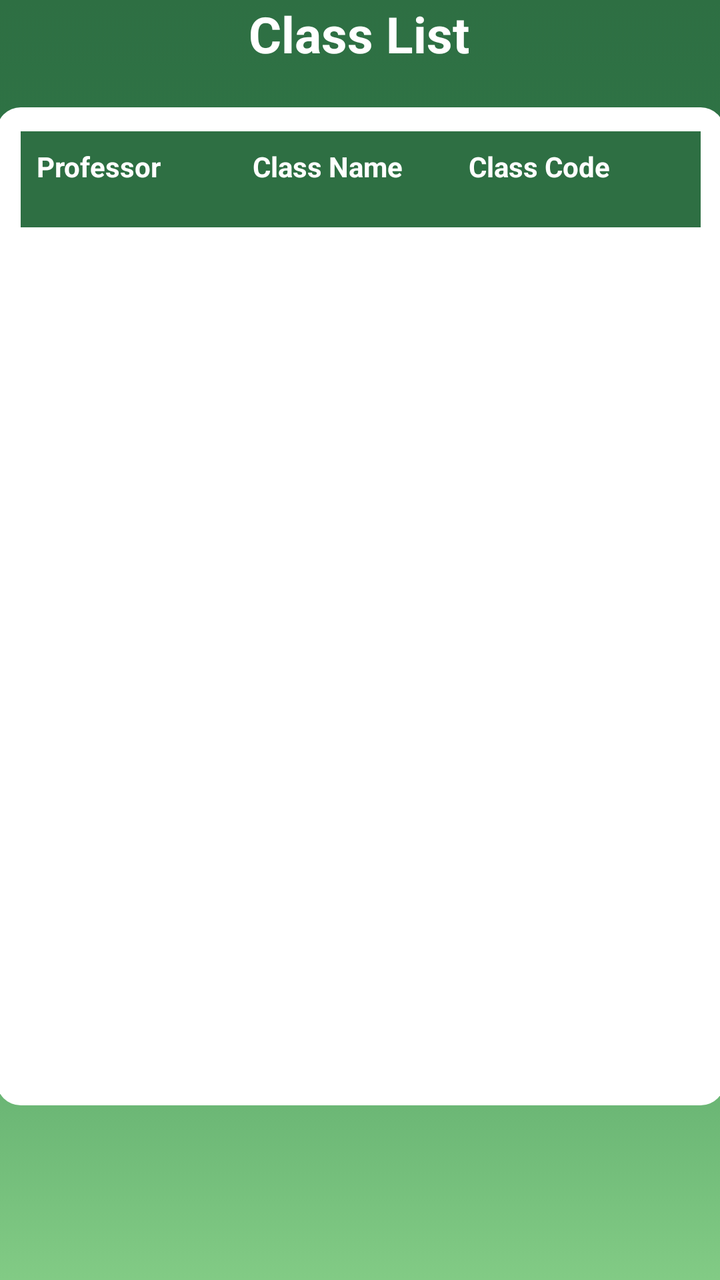
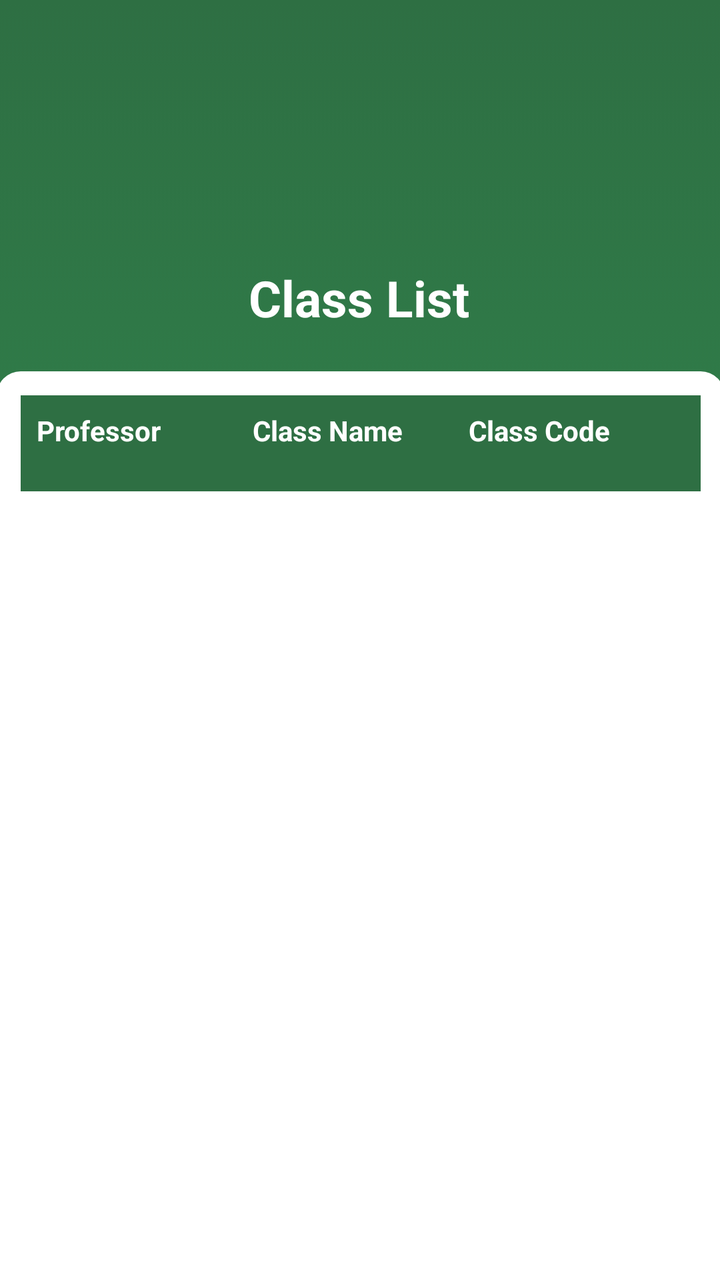

Screens rendered from an Android XML layout before and after an edit, with the pre-edit source and the edit as a unified diff.
<!-- AndroidManifest.xml: application theme Theme.RFID -->
<!-- res/layout/fragment_class.xml -->
<?xml version="1.0" encoding="utf-8"?>
<androidx.constraintlayout.widget.ConstraintLayout
    xmlns:android="http://schemas.android.com/apk/res/android"
    xmlns:app="http://schemas.android.com/apk/res-auto"
    xmlns:tools="http://schemas.android.com/tools"
    android:layout_width="match_parent"
    android:layout_height="match_parent"
    android:background="@drawable/gradient_background"
    tools:context=".main_app.ClassFragment">

    <TextView
        android:id="@+id/textView30"
        android:layout_width="wrap_content"
        android:layout_height="wrap_content"
        android:text="Class List"
        android:textColor="@color/white"
        android:textSize="25sp"
        android:textStyle="bold"
        app:layout_constraintEnd_toEndOf="parent"
        app:layout_constraintHorizontal_bias="0.498"
        app:layout_constraintStart_toStartOf="parent"
        tools:layout_editor_absoluteY="132dp"
        tools:ignore="MissingConstraints" />

    <LinearLayout
        android:id="@+id/linearLayout10"
        android:layout_width="364dp"
        android:layout_height="499dp"
        android:layout_margin="20dp"
        android:layout_marginStart="27dp"
        android:layout_marginTop="100dp"
        android:layout_marginEnd="24dp"
        android:background="@drawable/rounded_white_bg"
        android:orientation="vertical"
        android:padding="12dp"
        app:layout_constraintEnd_toEndOf="parent"
        app:layout_constraintStart_toStartOf="parent"
        app:layout_constraintTop_toBottomOf="@+id/textView30">

        
        <LinearLayout
            android:layout_width="match_parent"
            android:layout_height="48dp"
            android:background="@color/green"
            android:orientation="horizontal"
            android:padding="8dp">

            <TextView
                android:layout_width="0dp"
                android:layout_height="wrap_content"
                android:layout_weight="1"
                android:text="Professor"
                android:textColor="#FFFFFF"
                android:textStyle="bold" />

            <TextView
                android:layout_width="0dp"
                android:layout_height="wrap_content"
                android:layout_weight="1"
                android:text="Class Name"
                android:textColor="#FFFFFF"
                android:textStyle="bold" />

            <TextView
                android:layout_width="0dp"
                android:layout_height="wrap_content"
                android:layout_weight="1"
                android:text="Class Code"
                android:textColor="#FFFFFF"
                android:textStyle="bold" />
        </LinearLayout>

        
        <ScrollView
            android:layout_width="match_parent"
            android:layout_height="match_parent"
            android:paddingTop="8dp">

            <LinearLayout
                android:id="@+id/class_list_container"
                android:layout_width="match_parent"
                android:layout_height="wrap_content"
                android:orientation="vertical">

                
                <LinearLayout
                    android:id="@+id/sample_row"
                    android:layout_width="match_parent"
                    android:layout_height="wrap_content"
                    android:orientation="horizontal"
                    android:paddingVertical="12dp"
                    android:visibility="gone">

                    <TextView
                        android:id="@+id/template_prof"
                        android:layout_width="0dp"
                        android:layout_height="wrap_content"
                        android:layout_weight="1"
                        android:text="Professor"
                        android:textColor="#333" />

                    <TextView
                        android:id="@+id/template_classname"
                        android:layout_width="0dp"
                        android:layout_height="wrap_content"
                        android:layout_weight="1"
                        android:text="Sample Class"
                        android:textColor="#333" />

                    <TextView
                        android:id="@+id/template_classcode"
                        android:layout_width="0dp"
                        android:layout_height="wrap_content"
                        android:layout_weight="1"
                        android:text="CLASS123"
                        android:textColor="#333" />
                </LinearLayout>

            </LinearLayout>

        </ScrollView>

    </LinearLayout>

</androidx.constraintlayout.widget.ConstraintLayout>
<!-- resources referenced by this layout -->
<resources>
  <color name="green">#2E6F43</color>
  <color name="white">#FFFFFFFF</color>
  <!-- drawable gradient_background (drawable) -->
  <?xml version="1.0" encoding="utf-8"?>
  <selector xmlns:android="http://schemas.android.com/apk/res/android">
      <item>
          <shape>
              <gradient
                  android:angle="15"
                  android:startColor="#2E6F43"
                  android:centerColor="#30814B"
                  android:endColor="#82CB85"
                  android:type="linear"
                  />
          </shape>
      </item>
  
  </selector>
  <!-- drawable rounded_white_bg (drawable) -->
  <shape xmlns:android="http://schemas.android.com/apk/res/android">
      <solid android:color="#FFFFFF" />
      <corners android:radius="12dp" />
      <padding android:left="8dp" android:top="8dp" android:right="8dp" android:bottom="8dp"/>
  </shape>
  <style name="Theme.RFID" parent="Base.Theme.RFID" />
  <style name="Base.Theme.RFID" parent="Theme.AppCompat.Light.NoActionBar">
          
          
      </style>
</resources>

<!-- the commit's change to res/layout/fragment_class.xml (unified diff, before → after) -->
@@ -12,6 +12,7 @@
         android:id="@+id/textView30"
         android:layout_width="wrap_content"
         android:layout_height="wrap_content"
+        android:layout_marginTop="132dp"
         android:text="Class List"
         android:textColor="@color/white"
         android:textSize="25sp"
@@ -19,7 +20,7 @@
         app:layout_constraintEnd_toEndOf="parent"
         app:layout_constraintHorizontal_bias="0.498"
         app:layout_constraintStart_toStartOf="parent"
-        tools:layout_editor_absoluteY="132dp"
+        app:layout_constraintTop_toTopOf="parent"
         tools:ignore="MissingConstraints" />
 
     <LinearLayout
